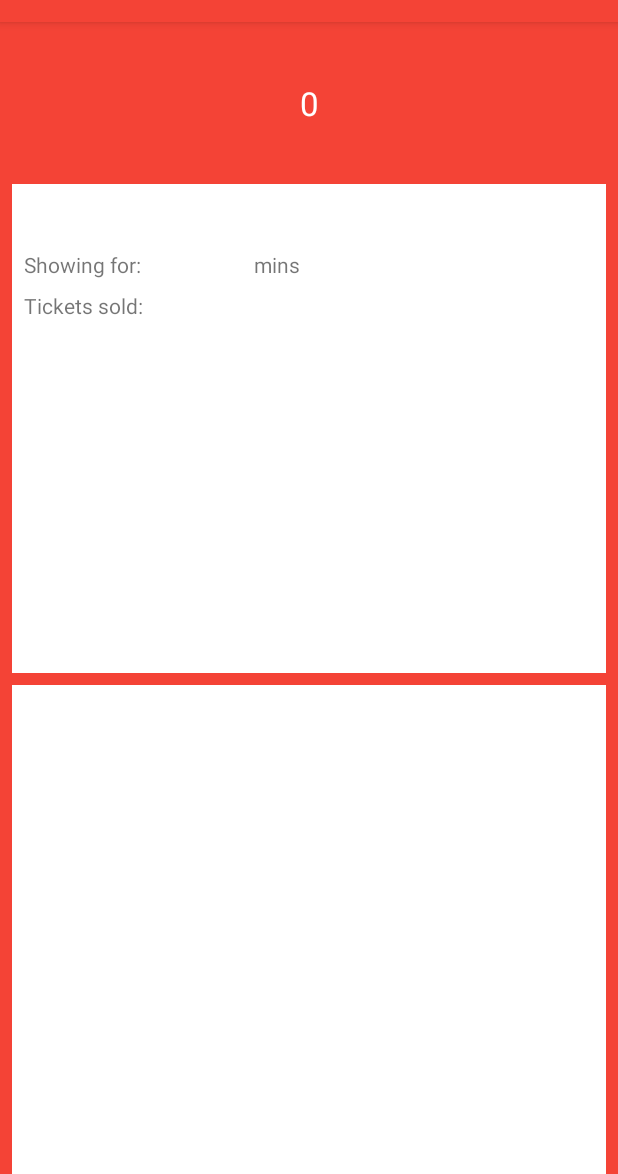
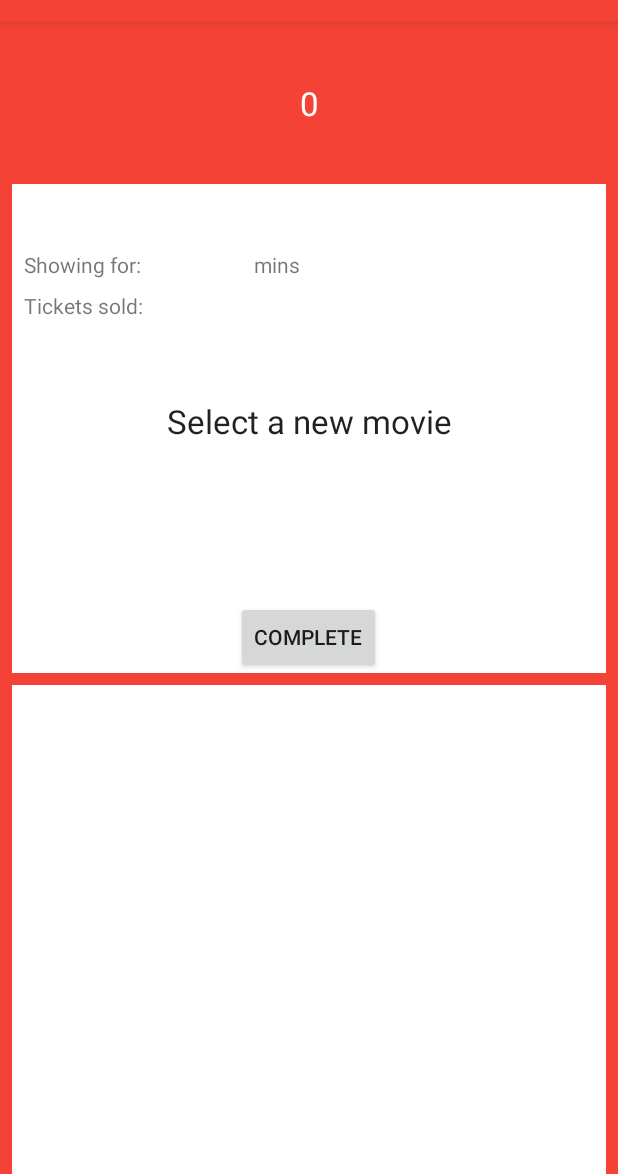
Before and after one commit to osborneandrewj/tiny-trailers-utility, an Android app: the screen it shows after launch (MainActivity), in the side drawer, after a tap on "Slideshow", on a phone screen of 412 x 824 dp, the part 62-1236 px from its top. Run offline under Robolectric (Android 15) with nearby library versions, the phone set to English and light mode, and no system bars; our stand-ins replace ButterKnife; libraries missing offline, so code that uses them is left out: com.firebase.jobdispatcher, com.squareup.otto; 8 statements that could not run were skipped.

Commit message:
First fragment complete button implemented

```diff
--- a/app/src/main/java/com/example/android/tinytrailersutility/MainActivity.java
+++ b/app/src/main/java/com/example/android/tinytrailersutility/MainActivity.java
@@ -8,7 +8,6 @@ import android.support.constraint.ConstraintLayout;
 import android.support.design.widget.FloatingActionButton;
 import android.support.v4.app.FragmentManager;
 import android.support.v4.app.FragmentTransaction;
-import android.util.Log;
 import android.view.View;
 import android.support.design.widget.NavigationView;
 import android.support.v4.view.GravityCompat;
@@ -23,7 +22,6 @@ import android.widget.FrameLayout;
 
 import com.example.android.tinytrailersutility.bus.BusProvider;
 import com.example.android.tinytrailersutility.bus.OnMovieStatsReceivedEvent;
-import com.example.android.tinytrailersutility.models.youtube.YoutubeMovie;
 import com.example.android.tinytrailersutility.services.MovieService;
 import com.example.android.tinytrailersutility.rest.YouTubeApi;
 import com.example.android.tinytrailersutility.rest.YouTubeApiClient;
@@ -32,13 +30,8 @@ import com.example.android.tinytrailersutility.utilities.FirebaseJobUtils;
 import com.squareup.otto.Bus;
 import com.squareup.otto.Subscribe;
 
-import java.util.ArrayList;
-
 import butterknife.BindView;
 import butterknife.ButterKnife;
-import retrofit2.Call;
-import retrofit2.Callback;
-import retrofit2.Response;
 
 /**
  * Red camera icon by: Hanan from flaticon.com
@@ -127,37 +120,6 @@ public class MainActivity extends AppCompatActivity
 
     }
 
-    public void refreshData() {
-        ArrayList<String> idList = mDatabaseService.getYouTubeIdsFromLocalMovies(this);
-        Log.v(TAG, "Size of list: " + idList.size());
-        for (String id : idList) {
-            mMovieService.getMovieStatistics(id);
-        }
-    }
-
-    public void testRefreshData() {
-        ArrayList<String> idList = mDatabaseService.getYouTubeIdsFromLocalMovies(this);
-        String idString = android.text.TextUtils.join(",", idList);
-
-        final Call<YoutubeMovie> updateMoviesSilently = buildApi()
-                .getMultipleMovieDetails(
-                        idString,
-                        MovieService.mKey,
-                        MovieService.mStatistics);
-        updateMoviesSilently.enqueue(new Callback<YoutubeMovie>() {
-            @Override
-            public void onResponse(Call<YoutubeMovie> call, Response<YoutubeMovie> response) {
-                Log.v("TAG", "Response: " + call.request().url());
-                mDatabaseService.updateLocalMoviesWithNewData(response.body());
-            }
-
-            @Override
-            public void onFailure(Call<YoutubeMovie> call, Throwable t) {
-
-            }
-        });
-    }
-
     public void deleteMovies() {
         mDatabaseService.deleteEntireDatabase();
     }
@@ -197,7 +159,6 @@ public class MainActivity extends AppCompatActivity
             return true;
         }
         if (id == R.id.action_refresh_data) {
-            refreshData();
         }
         if (id == R.id.action_delete_movies) {
             deleteMovies();
@@ -219,7 +180,6 @@ public class MainActivity extends AppCompatActivity
         } else if (id == R.id.nav_gallery) {
             FirebaseJobUtils.scheduleMovieUpdate(this);
         } else if (id == R.id.nav_slideshow) {
-            testRefreshData();
         } else if (id == R.id.nav_manage) {
 
         } else if (id == R.id.nav_share) {
--- a/app/src/main/java/com/example/android/tinytrailersutility/ScreenOneFragment.java
+++ b/app/src/main/java/com/example/android/tinytrailersutility/ScreenOneFragment.java
@@ -6,6 +6,8 @@ import android.content.SharedPreferences;
 import android.database.Cursor;
 import android.os.Bundle;
 import android.os.CountDownTimer;
+import android.provider.ContactsContract;
+import android.support.constraint.ConstraintLayout;
 import android.support.v4.app.Fragment;
 import android.support.v4.app.LoaderManager;
 import android.support.v4.content.CursorLoader;
@@ -14,10 +16,12 @@ import android.util.Log;
 import android.view.LayoutInflater;
 import android.view.View;
 import android.view.ViewGroup;
+import android.widget.Button;
 import android.widget.TextView;
 
 import com.example.android.tinytrailersutility.bus.BusProvider;
 import com.example.android.tinytrailersutility.database.TinyDbContract;
+import com.example.android.tinytrailersutility.services.DatabaseService;
 import com.example.android.tinytrailersutility.utilities.MyTimeUtils;
 import com.squareup.otto.Bus;
 
@@ -32,8 +36,12 @@ public class ScreenOneFragment extends Fragment implements LoaderManager.LoaderC
 
     private static final String TAG = ScreenOneFragment.class.getSimpleName();
     private static final String SCREEN_ONE_KEY = "screen-one-key";
+    private static final String CASH_TOTAL_KEY = "cash-total-key";
+    private static final int PREFERENCES_ERROR = -1;
     private static final int UNIQUE_ID_FOR_LOADER = 1986;
+    private String mMovieId;
     private Bus mBus = BusProvider.getInstance();
+    private String mTicketsSold;
 
     @BindView(R.id.tv_movie_name_m1)
     TextView mScreenOneMovieNameTextView;
@@ -45,6 +53,11 @@ public class ScreenOneFragment extends Fragment implements LoaderManager.LoaderC
     TextView mScreenOneTicketsSold;
     @BindView(R.id.label_tickets_sold_m1)
     TextView mLabelScreenOneTicketsSold;
+    @BindView(R.id.frag_m1_movie_container)
+    ConstraintLayout mScreenOneContainer;
+    @BindView(R.id.m1_empty_view) TextView mEmptyStateTextViewM1;
+    @BindView(R.id.btn_complete_one)
+    Button mCompleteOneButton;
 
     public ScreenOneFragment() {
         // Required empty public constructor
@@ -58,6 +71,14 @@ public class ScreenOneFragment extends Fragment implements LoaderManager.LoaderC
         View view = inflater.inflate(R.layout.fragment_screen_one, container, false);
         ButterKnife.bind(this, view);
         mBus.register(this);
+        mCompleteOneButton.setVisibility(View.VISIBLE);
+        mCompleteOneButton.setOnClickListener(new View.OnClickListener() {
+            @Override
+            public void onClick(View view) {
+                completeMovie();
+                showEmptyState();
+            }
+        });
         getActivity().getSupportLoaderManager().initLoader(UNIQUE_ID_FOR_LOADER, null, this);
         return view;
     }
@@ -90,29 +111,40 @@ public class ScreenOneFragment extends Fragment implements LoaderManager.LoaderC
 
         while (data.moveToNext()) {
 
-            // Set screen one data
             if (data.getString(data.getColumnIndexOrThrow(TinyDbContract.TinyDbEntry.COLUMN_MOVIE_YOUTUBE_ID))
                     .equals(sharedPrefs.getString(SCREEN_ONE_KEY, "defaultValue"))) {
+
+                // Movie ID
+                mMovieId = data.getString(data.getColumnIndexOrThrow(
+                        TinyDbContract.TinyDbEntry.COLUMN_MOVIE_YOUTUBE_ID));
+
+                // Movie name
                 mScreenOneMovieNameTextView.setText(
                         data.getString(data.getColumnIndexOrThrow(
                                 TinyDbContract.TinyDbEntry.COLUMN_MOVIE_NAME)));
-                mScreenOneTicketsSold.setText(data.getString(data.getColumnIndexOrThrow(
-                        TinyDbContract.TinyDbEntry.COLUMN_TICKETS_SOLD)));
+
+                // Tickets
+                mTicketsSold = data.getString(data.getColumnIndexOrThrow(
+                        TinyDbContract.TinyDbEntry.COLUMN_TICKETS_SOLD));
+                mScreenOneTicketsSold.setText(mTicketsSold);
+
                 // Timer
                 String startTime = data.getString(data.getColumnIndexOrThrow(
                         TinyDbContract.TinyDbEntry.COLUMN_START_TIME));
                 String rentalLength = data.getString(data.getColumnIndexOrThrow(
                         TinyDbContract.TinyDbEntry.COLUMN_RENTAL_LENGTH));
                 long timeLeft = MyTimeUtils.getTimeLeftInMillis(startTime, rentalLength);
-                Log.v(TAG, "time left: " + timeLeft);
                 startTimer(timeLeft);
 
+                hideEmptyState();
+
             } else {
-                //setScreenToEmpty(SCREEN_ONE_KEY);
+                showEmptyState();
             }
         }
 
         if (!data.moveToFirst()) {
+            showEmptyState();
         }
 
     }
@@ -138,12 +170,36 @@ public class ScreenOneFragment extends Fragment implements LoaderManager.LoaderC
             @Override
             public void onFinish() {
                 mScreenOneTimeLeft.setText("0");
+                mCompleteOneButton.setVisibility(View.VISIBLE);
             }
         }.start();
-
     }
 
-    private void onOutOfTime() {
+    private void completeMovie() {
+        int ticketsSoldTotal = Integer.valueOf(mTicketsSold);
 
+        SharedPreferences sharedPrefs = getContext()
+                .getSharedPreferences("tinytrailerutilityScreenSettings", Context.MODE_PRIVATE);
+        int currentTotal = sharedPrefs.getInt(CASH_TOTAL_KEY, PREFERENCES_ERROR);
+        if (currentTotal == PREFERENCES_ERROR) return;
+
+        SharedPreferences.Editor editor = sharedPrefs.edit();
+        editor.putInt(CASH_TOTAL_KEY, ticketsSoldTotal);
+        editor.commit();
+
+        // Delete movie
+        DatabaseService databaseService = new DatabaseService(getContext(), null);
+        databaseService.deleteMovieById(mMovieId);
+    }
+
+    private void showEmptyState() {
+        mScreenOneContainer.setVisibility(View.INVISIBLE);
+        mEmptyStateTextViewM1.setVisibility(View.VISIBLE);
+        mCompleteOneButton.setVisibility(View.INVISIBLE);
+    }
+
+    private void hideEmptyState() {
+        mScreenOneContainer.setVisibility(View.VISIBLE);
+        mEmptyStateTextViewM1.setVisibility(View.INVISIBLE);
     }
 }
--- a/app/src/main/res/layout/fragment_screen_one.xml
+++ b/app/src/main/res/layout/fragment_screen_one.xml
@@ -11,11 +11,24 @@
     android:background="@android:color/background_light"
     tools:context="com.example.android.tinytrailersutility.ScreenOneFragment">
 
+    <Button
+        android:id="@+id/btn_complete_one"
+        android:layout_width="wrap_content"
+        android:layout_height="wrap_content"
+        android:layout_alignParentBottom="true"
+        android:layout_centerHorizontal="true"
+        android:layout_centerInParent="false"
+        android:text="@string/btn_complete_one" />
+
     <TextView
         android:id="@+id/m1_empty_view"
+        android:layout_width="match_parent"
+        android:layout_height="match_parent"
         android:layout_centerInParent="true"
-        android:layout_width="match_parent"
-        android:layout_height="match_parent" />
+        android:layout_centerVertical="false"
+        android:gravity="center"
+        android:text="@string/empty_view_text"
+        android:textAppearance="@style/TextAppearance.AppCompat.Large" />
 
 
     <android.support.constraint.ConstraintLayout
--- a/app/src/main/res/values/strings.xml
+++ b/app/src/main/res/values/strings.xml
@@ -35,7 +35,8 @@
     <string name="label_current_views">Current views:</string>
     <string name="label_views_claimed">Tickets sold:</string>
 
-    <!-- TODO: Remove or change this placeholder text -->
-    <string name="hello_blank_fragment">Hello blank fragment</string>
+    <!--Screen One Fragment-->
+    <string name="empty_view_text">Select a new movie</string>
+    <string name="btn_complete_one">Complete</string>
 
 </resources>
```
Also changed, not shown: app/src/main/java/com/example/android/tinytrailersutility/services/DatabaseService.java (+11 -0 lines).
